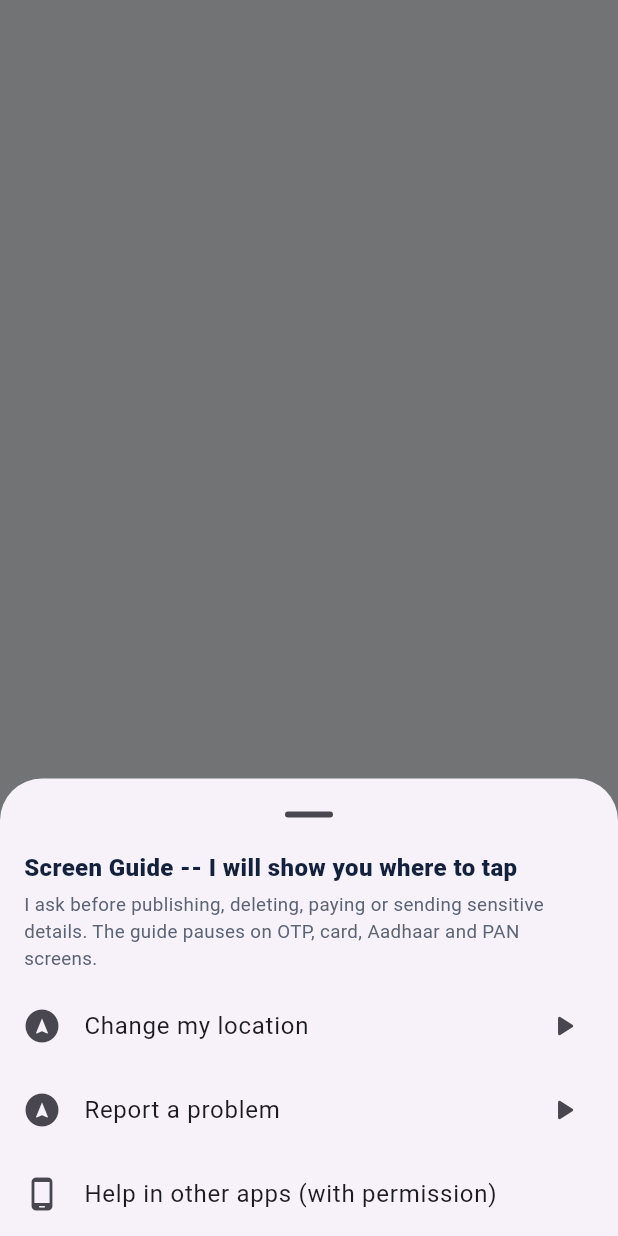
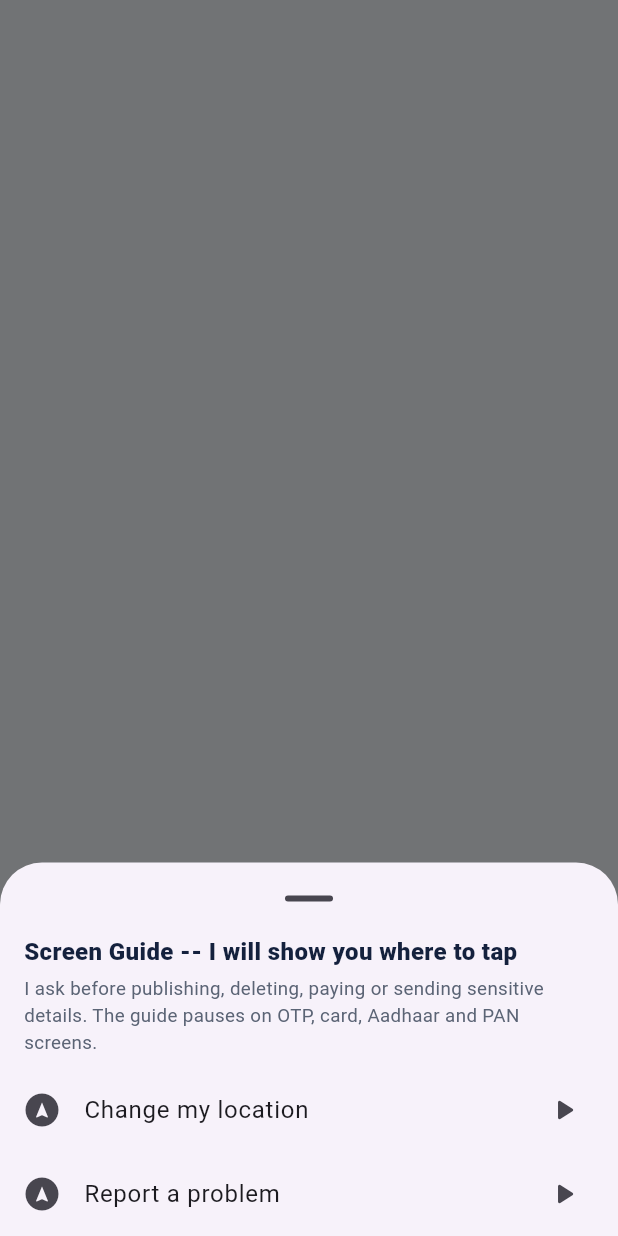
Before and after one commit to podx-bot/askodox, a Flutter app: what askodoxShowScreenGuide() shows on an empty page, opened directly with empty values, on a phone screen of 412 x 824 dp. Run offline on Flutter 3.47's test engine with Material 3 defaults, Android fonts, the phone set to English and light mode, and no system bars; our stand-ins replace file_picker, firebase_auth, firebase_core, firebase_messaging, flutter_blue_plus, flutter_map and 12 more; missing offline and left inert: firebase_app_installations, firebase_in_app_messaging, webview_flutter_android, zxing_lib; accounts and stored records are empty.

Commit message:
Profile: Travel Radio only in Phase 2; hide other-apps Screen Guide (#296)
* Profile: remove Travel Radio row; Menu: hide other-apps Screen Guide (Phase 1)

Co-Authored-By: Claude Haiku 5.5 <noreply@anthropic.com>
Claude-Session: https://claude.ai/code/session_01Cw1qeL1k6U5TNwVzgZw9no

* Test: the other-apps Screen Guide entry is hidden (owner 2026-11-09)

Co-Authored-By: Claude Haiku 5.5 <noreply@anthropic.com>
Claude-Session: https://claude.ai/code/session_01Cw1qeL1k6U5TNwVzgZw9no

* Profile: Travel Radio row only in the Phase 2 build (its guide still points at the key)

Co-Authored-By: Claude Haiku 5.5 <noreply@anthropic.com>
Claude-Session: https://claude.ai/code/session_01Cw1qeL1k6U5TNwVzgZw9no

---------

Co-authored-by: Claude <noreply@anthropic.com>

```diff
--- a/lib/features/profile/presentation/profile_screen.dart
+++ b/lib/features/profile/presentation/profile_screen.dart
@@ -524,6 +524,8 @@ class _ProfileScreenState extends ConsumerState<ProfileScreen> {
               row('profile-buyer-agent', 'settings', Icons.smart_toy_outlined, 'My buyer agent', 'నా Buyer agent',
                   'What waits for you: shop advances, payment methods.', 'మీ కోసం ఆగినవి: shop advances, payment methods.',
                   () => context.push('/me/agent'), words: ['agent', 'assistant', 'pending', 'ఏజెంట్']),
+              // Travel Radio is Phase 2 only (owner 2026-11-09): hidden from the Phase 1 Profile.
+              if (askodoxPhase2)
               row('profile-radio', 'settings', Icons.radio_outlined, 'Travel Radio', 'ట్రావెల్ రేడియో',
                   'Hear about places on your route.', 'మీ దారిలోని ప్రాంతాల గురించి వినండి.', () => context.push('/radio'),
                   guide: 'screen_radio', words: ['radio', 'రేడియో']),
--- a/lib/shared/widgets/header_menu.dart
+++ b/lib/shared/widgets/header_menu.dart
@@ -181,15 +181,6 @@ void askodoxShowScreenGuide(BuildContext context, {required bool te}) {
                   style: const TextStyle(color: Color(0xFF5B6475), fontSize: 12.5)),
             ),
             AskodoxGuideList(te: te, onStarted: () => Navigator.of(sheet).pop()),
-            ListTile(
-              key: const Key('askodoxHeaderGuideOtherApps'),
-              leading: const Icon(Icons.phone_android_rounded),
-              title: Text(te ? 'ఇతర యాప్‌లలో సహాయం (అనుమతితో)' : 'Help in other apps (with permission)'),
-              onTap: () {
-                Navigator.of(sheet).pop();
-                context.push('/companion/screen-guide');
-              },
-            ),
           ]),
         ),
       ),
```
Also changed, not shown: 1 other file.
